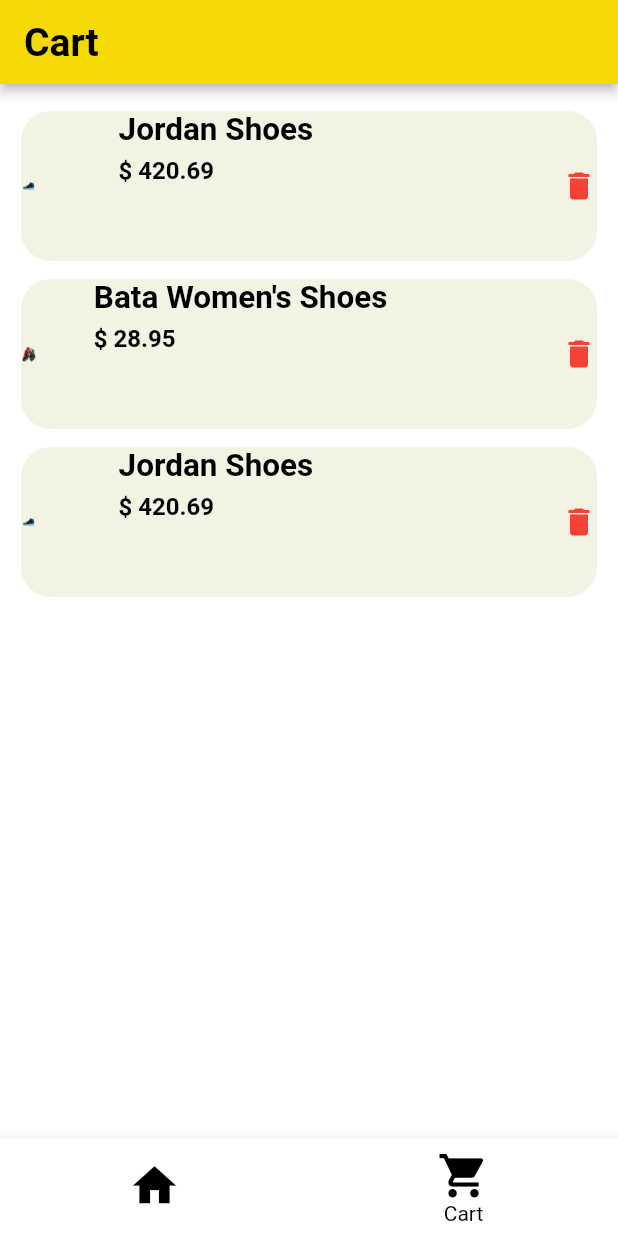
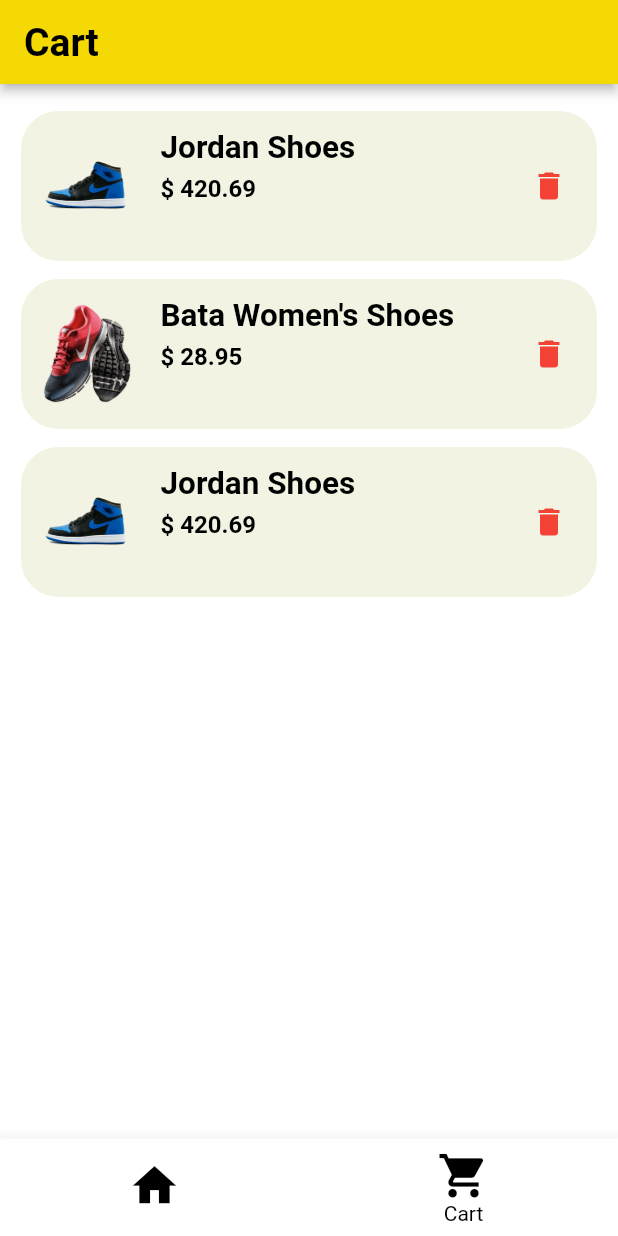
Before and after one commit to pulkit-singhall/CatalogApp, a Flutter app: the screen it shows after launch, item 2 of the bottom bar chosen, on a phone screen of 412 x 824 dp. Run offline on Flutter 3.47's test engine with Material 2 defaults, Android fonts, the phone set to English and light mode, and no system bars.

Commit message:
Cart Design

```diff
--- a/lib/widgets/cart_tile.dart
+++ b/lib/widgets/cart_tile.dart
@@ -19,17 +19,23 @@ class CartTile extends StatelessWidget {
         height: 100,
         decoration: BoxDecoration(
           color: const Color.fromRGBO(242, 243, 227, 1.0),
-          borderRadius: BorderRadius.circular(20),
+          borderRadius: BorderRadius.circular(25),
         ),
+        child: Padding(
+          padding: const EdgeInsets.all(8.0),
           child: Row(
             children: [
               Image(
                 image: AssetImage(imageUrl),
-              width: 10,
-              height: 10,
+                width: 70,
+                height: 70,
               ),
-            const Spacer(),
-            Column(
+              const SizedBox(
+                width: 15,
+              ),
+              Padding(
+                padding: const EdgeInsets.symmetric(vertical: 4.0),
+                child: Column(
                   crossAxisAlignment: CrossAxisAlignment.start,
                   children: [
                     Text(
@@ -43,7 +49,8 @@ class CartTile extends StatelessWidget {
                     const SizedBox(
                       height: 5,
                     ),
-                Text('\$ $price',
+                    Text(
+                      '\$ $price',
                       style: const TextStyle(
                           color: Colors.black,
                           fontSize: 16,
@@ -52,14 +59,14 @@ class CartTile extends StatelessWidget {
                     ),
                   ],
                 ),
+              ),
               const Spacer(),
-            const Spacer(),
-            const Spacer(),
-            const Icon(
-              Icons.delete,
-              color: Colors.red,
+              IconButton(
+                onPressed: (){},
+                icon: const Icon(Icons.delete, color: Colors.red,),
               ),
             ],
+          ),
         ),
       ),
     );
```
Lines whose indentation alone changed are shown as unchanged.
